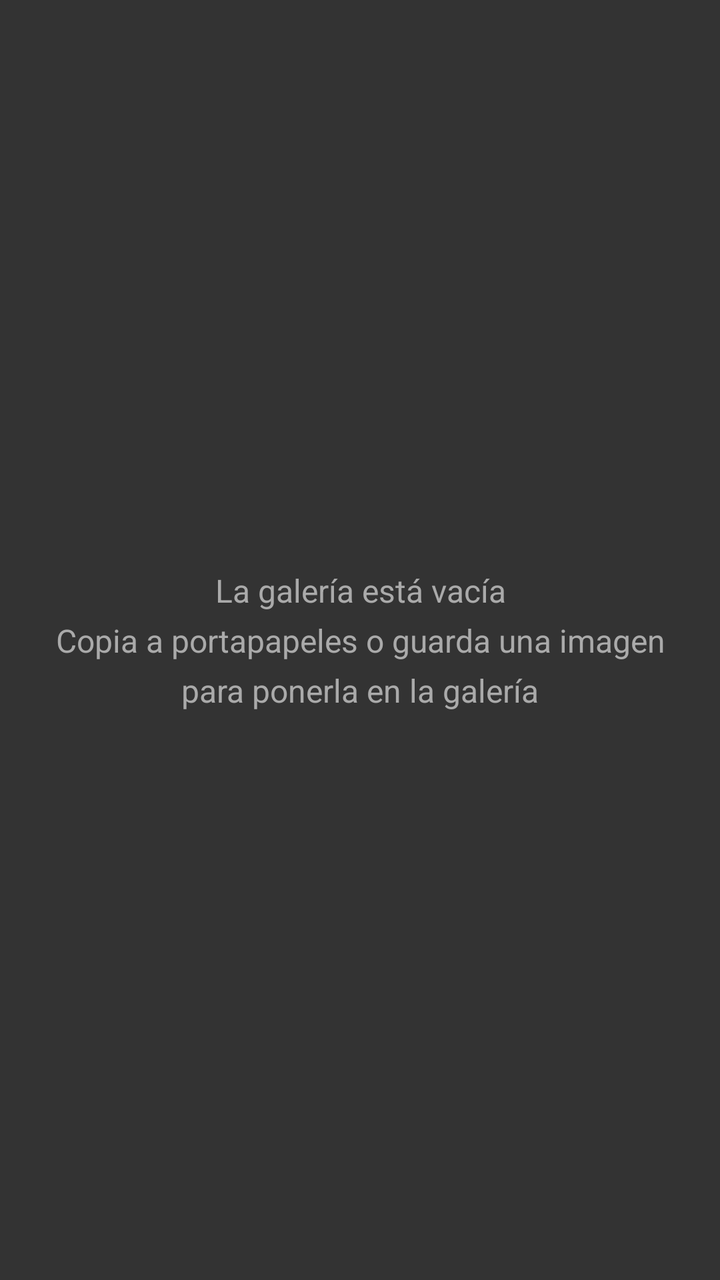
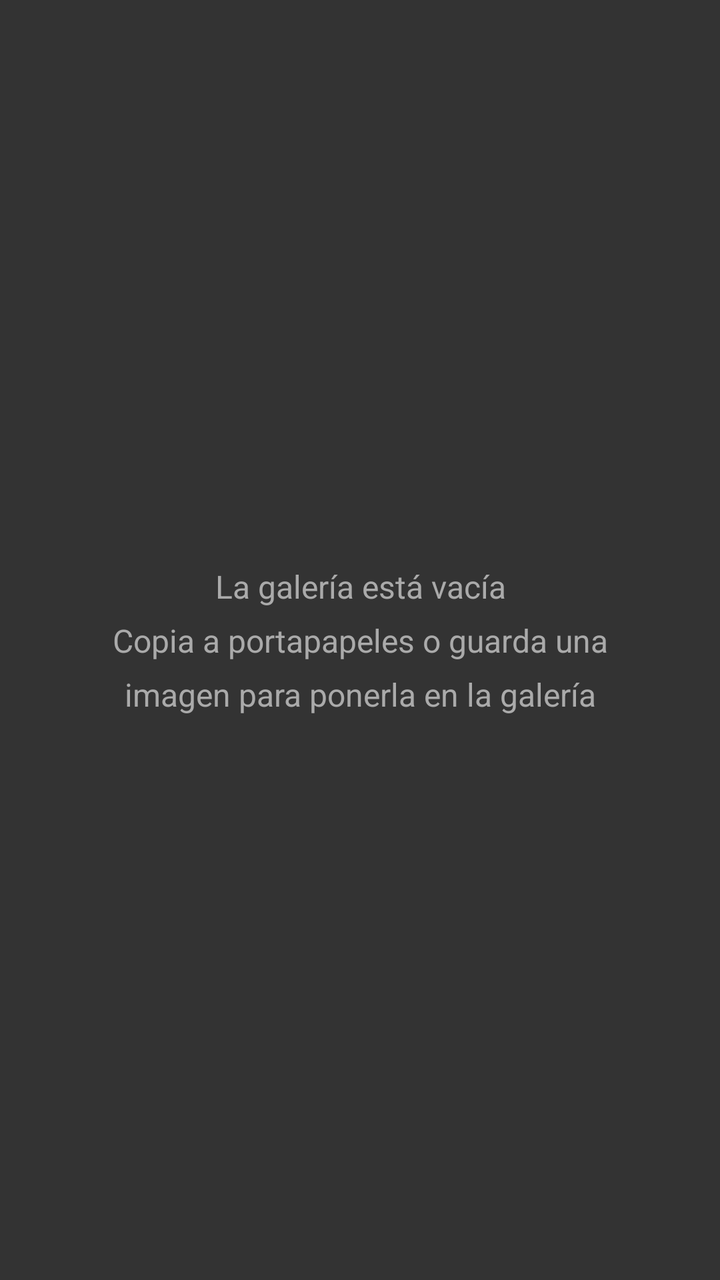

Compare the two renders of this Android layout. The source of the first and the diff that turns it into the second are given below.
<!-- AndroidManifest.xml: application theme Theme.YouToText -->
<!-- res/layout/activity_gallery.xml -->
<?xml version="1.0" encoding="utf-8"?>
<androidx.constraintlayout.widget.ConstraintLayout xmlns:android="http://schemas.android.com/apk/res/android"
    xmlns:app="http://schemas.android.com/apk/res-auto"
    xmlns:tools="http://schemas.android.com/tools"
    android:id="@+id/main"
    android:layout_width="match_parent"
    android:layout_height="match_parent"
    tools:context=".GalleryActivity"
    android:background="#333333">

    <androidx.recyclerview.widget.RecyclerView
        android:id="@+id/recyclerView"
        android:layout_width="match_parent"
        android:layout_height="match_parent"
        android:padding="8dp"
        android:visibility="gone" />

    <TextView
        android:id="@+id/tvEmptyState"
        android:layout_width="0dp"
        android:layout_height="wrap_content"
        android:gravity="center"
        android:lineSpacingExtra="6dp"
        android:layout_marginHorizontal="24dp"
        android:text="La galería está vacía\nCopia a portapapeles o guarda una imagen para ponerla en la galería"
        android:textColor="#AAAAAA"
        android:textSize="16sp"
        app:layout_constraintBottom_toBottomOf="parent"
        app:layout_constraintEnd_toEndOf="parent"
        app:layout_constraintStart_toStartOf="parent"
        app:layout_constraintTop_toTopOf="parent" />

</androidx.constraintlayout.widget.ConstraintLayout>
<!-- resources referenced by this layout -->
<resources>
  <style name="Theme.YouToText" parent="Base.Theme.YouToText" />
  <style name="Base.Theme.YouToText" parent="Theme.Material3.DayNight.NoActionBar">
          
          
      </style>
</resources>

<!-- the commit's change to res/layout/activity_gallery.xml (unified diff, before → after) -->
@@ -1,27 +1,32 @@
 <?xml version="1.0" encoding="utf-8"?>
-<androidx.constraintlayout.widget.ConstraintLayout xmlns:android="http://schemas.android.com/apk/res/android"
+<androidx.constraintlayout.widget.ConstraintLayout
+    xmlns:android="http://schemas.android.com/apk/res/android"
     xmlns:app="http://schemas.android.com/apk/res-auto"
     xmlns:tools="http://schemas.android.com/tools"
     android:id="@+id/main"
     android:layout_width="match_parent"
     android:layout_height="match_parent"
-    tools:context=".GalleryActivity"
-    android:background="#333333">
+    android:background="#333333"
+    tools:context=".GalleryActivity">
 
+    
     <androidx.recyclerview.widget.RecyclerView
         android:id="@+id/recyclerView"
         android:layout_width="match_parent"
         android:layout_height="match_parent"
-        android:padding="8dp"
-        android:visibility="gone" />
+        android:padding="12dp"
+        android:clipToPadding="false"
+        android:visibility="gone"
+        android:background="#333333" />
 
+    
     <TextView
         android:id="@+id/tvEmptyState"
         android:layout_width="0dp"
         android:layout_height="wrap_content"
+        android:layout_marginHorizontal="32dp"
         android:gravity="center"
-        android:lineSpacingExtra="6dp"
-        android:layout_marginHorizontal="24dp"
+        android:lineSpacingExtra="8dp"
         android:text="La galería está vacía\nCopia a portapapeles o guarda una imagen para ponerla en la galería"
         android:textColor="#AAAAAA"
         android:textSize="16sp"
